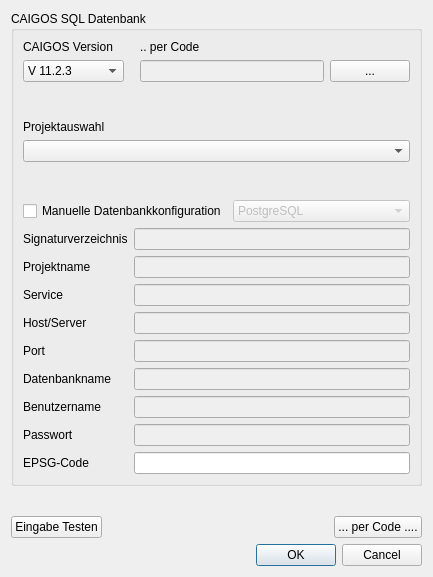
Qt form uiDBAnbindung.ui (EZUSoft/CaigosConnector) before a commit.
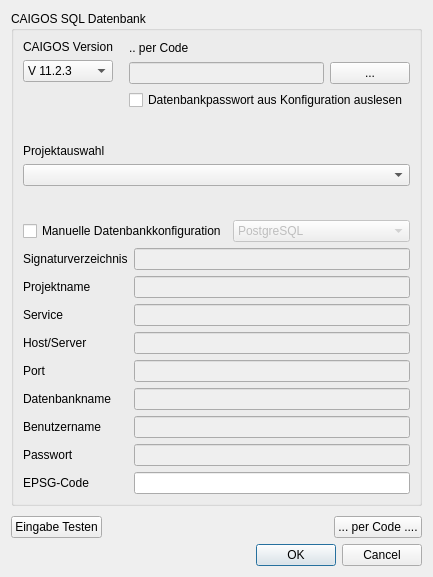
The same form after that commit.

The edit to the form file:
```diff
--- a/uiDBAnbindung.ui
+++ b/uiDBAnbindung.ui
@@ -67,11 +67,29 @@
             </item>
             <item>
              <property name="text">
-              <string>V 2016-2019</string>
+              <string>V 16-19.2</string>
+             </property>
+            </item>
+            <item>
+             <property name="text">
+              <string>V 19.3</string>
              </property>
             </item>
            </widget>
           </item>
+          <item>
+           <spacer name="verticalSpacer_4">
+            <property name="orientation">
+             <enum>Qt::Vertical</enum>
+            </property>
+            <property name="sizeHint" stdset="0">
+             <size>
+              <width>20</width>
+              <height>40</height>
+             </size>
+            </property>
+           </spacer>
+          </item>
          </layout>
         </item>
         <item>
@@ -117,6 +135,13 @@
             </item>
            </layout>
           </item>
+          <item>
+           <widget class="QCheckBox" name="chkPwdAuslesen">
+            <property name="text">
+             <string>Datenbankpasswort aus Konfiguration auslesen</string>
+            </property>
+           </widget>
+          </item>
          </layout>
         </item>
        </layout>
```
